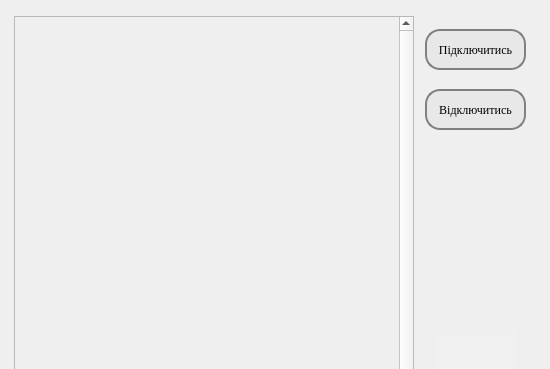
This is SocialNetwork/homescreen.ui in MarikUnicorn/Social-Network as Qt 5 draws it before an edit; both pictures show x 0 to 550 and y 0 to 369 of the 550 by 600 pixel window. The edited form follows.
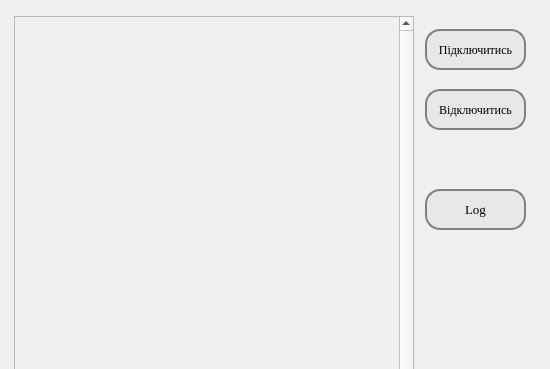
This is the edited form.

What changed in the file:
```diff
--- a/SocialNetwork/homescreen.ui
+++ b/SocialNetwork/homescreen.ui
@@ -288,6 +288,25 @@
             <bool>true</bool>
            </property>
           </widget>
+          <widget class="QPushButton" name="buttonLog">
+           <property name="geometry">
+            <rect>
+             <x>0</x>
+             <y>180</y>
+             <width>101</width>
+             <height>41</height>
+            </rect>
+           </property>
+           <property name="font">
+            <font>
+             <family>Times New Roman</family>
+             <pointsize>10</pointsize>
+            </font>
+           </property>
+           <property name="text">
+            <string>Log</string>
+           </property>
+          </widget>
          </widget>
         </item>
        </layout>
```
